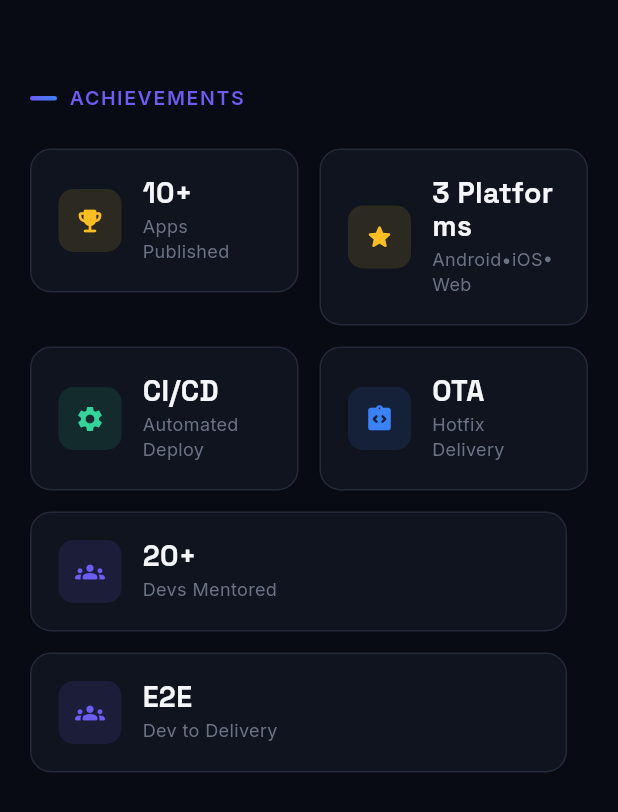
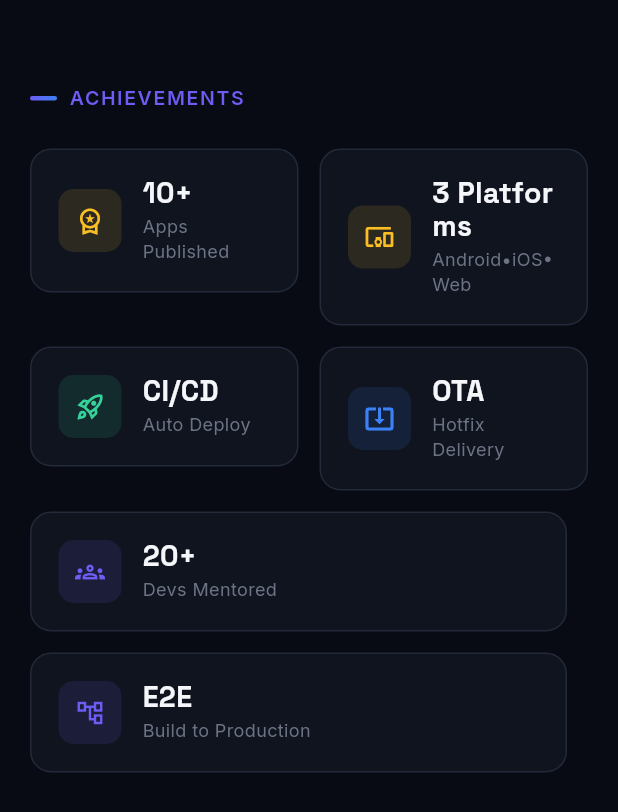
Before and after one commit to prabhunath111/imprabhu, a Flutter app: the AchievementsSection widget shown alone on an empty page, opened directly, on a phone screen of 412 x 824 dp. Shown: the top 812 px of the screen. Run offline on Flutter 3.47's test engine with Material 3 defaults, Android fonts, the phone set to English and light mode, and no system bars; our stand-ins replace google_fonts.

Commit message:
Update labels in achievements_section.dart

```diff
--- a/lib/sections/achievements_section.dart
+++ b/lib/sections/achievements_section.dart
@@ -12,14 +12,16 @@ class AchievementsSection extends StatelessWidget {
 
     final achievements = [
       StatCard(
-        icon: Icons.emoji_events_rounded,
+        // icon: Icons.emoji_events_rounded,
+        icon: Icons.workspace_premium_outlined,
         iconColor: AppColors.warning,
         value: '10+',
         label: 'Apps Published',
         width: mobile ? (width - 40 - 14) / 2 : 210,
       ),
       StatCard(
-        icon: Icons.star_rounded,
+        // icon: Icons.star_rounded,
+        icon: Icons.devices_other_outlined,
         iconColor: AppColors.warning,
         value: "3 Platforms ",
         label: "Android•iOS•Web",
@@ -27,31 +29,32 @@ class AchievementsSection extends StatelessWidget {
         width: mobile ? (width - 40 - 14) / 2 : 210,
       ),
       StatCard(
-        icon: Icons.settings,
+        icon: Icons.rocket_launch_outlined,
         iconColor: AppColors.success,
         value: 'CI/CD',
-        label: 'Automated Deploy',
+        label: 'Auto Deploy',
         width: mobile ? (width - 40 - 14) / 2 : 210,
       ),
       StatCard(
-        icon: Icons.integration_instructions_rounded,
+        icon: Icons.system_update_alt_outlined,
         iconColor: AppColors.secondary,
         value: 'OTA',
         label: 'Hotfix Delivery',
         width: mobile ? (width - 40 - 14) / 2 : 210,
       ),
       StatCard(
-        icon: Icons.groups_rounded,
+        icon: Icons.groups_outlined,
         iconColor: AppColors.primary,
         value: '20+',
         label: 'Devs Mentored',
         width: mobile ? (width - 40 - 14) : 210,
       ),
       StatCard(
-        icon: Icons.groups_rounded,
+        // icon: Icons.groups_rounded,
+        icon: Icons.account_tree_outlined,
         iconColor: AppColors.primary,
         value: 'E2E',
-        label: 'Dev to Delivery',
+        label: 'Build to Production',
         width: mobile ? (width - 40 - 14) : 210,
       ),
     ];
```
